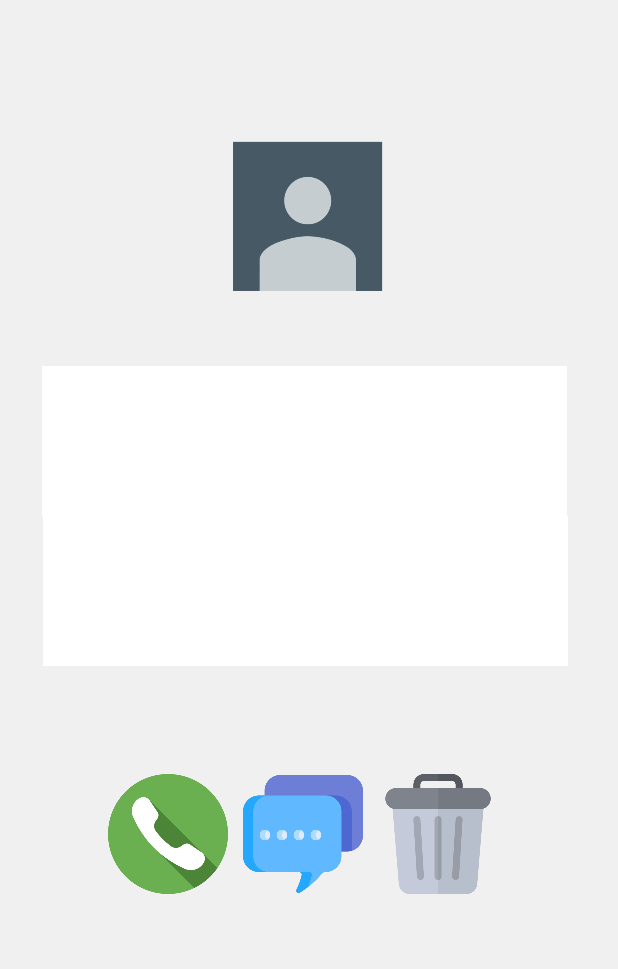
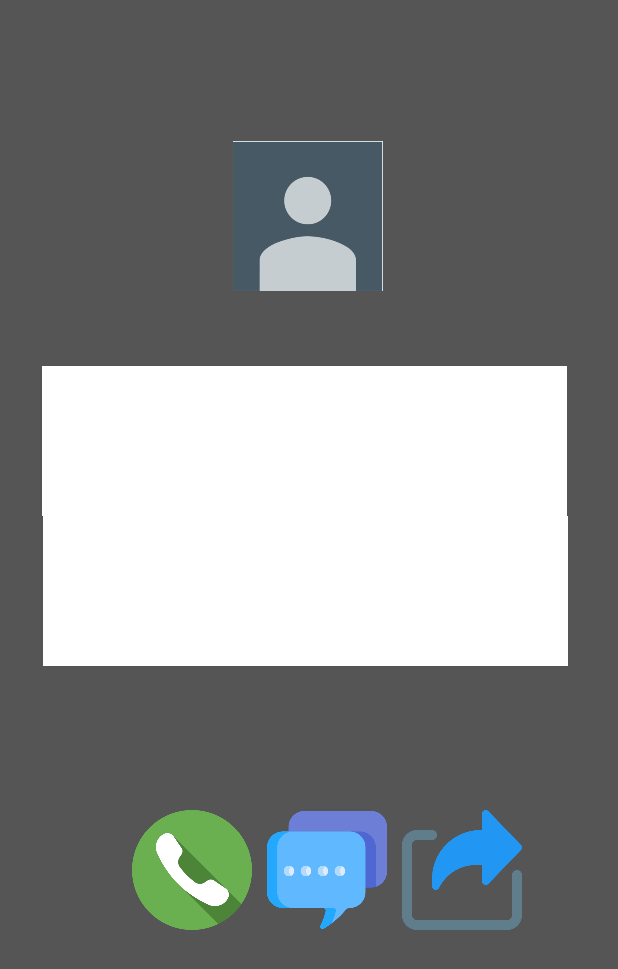
Before and after one commit to wkcho99/molip1, an Android app: the ContactActivity screen opened directly, with no data from a screen before it, on a phone screen of 412 x 824 dp. Shown: the top 969 px of the screen. Run offline under Robolectric (Android 15) with nearby library versions, the light colour scheme and no system bars; 1 statement that could not run was skipped.

Commit message:
all functions done

```diff
--- a/app/src/main/java/com/example/week1/ContactActivity.java
+++ b/app/src/main/java/com/example/week1/ContactActivity.java
@@ -14,6 +14,9 @@ import android.widget.ImageView;
 import android.widget.TextView;
 import android.graphics.drawable.Drawable;
 import android.util.Log;
+
+import androidx.recyclerview.widget.RecyclerView;
+
 public class ContactActivity extends Activity {
     TextView name;
     TextView tel;
@@ -40,6 +43,9 @@ public class ContactActivity extends Activity {
         else tel.setText(Phnumber);
         Button b = findViewById(R.id.button2);
         Button b3 = findViewById(R.id.button3);
+        Button b4 = findViewById(R.id.button4);
+//        Button b6 = findViewById(R.id.button6);
+//        Button b7 = findViewById(R.id.button7);
         b.setOnClickListener(new View.OnClickListener() {
             @Override
             public void onClick(View v) {
@@ -62,5 +68,46 @@ public class ContactActivity extends Activity {
 
             }
         });
+        b4.setOnClickListener(new View.OnClickListener() {
+            @Override
+            public void onClick(View view) {
+                Intent Sharing_intent = new Intent(Intent.ACTION_SEND);
+                Sharing_intent.setType("text/plain");
+
+                String Test_Message = "[이름]" + Name + "\n" + "[전화번호]" + Phnumber;
+
+                Sharing_intent.putExtra(Intent.EXTRA_TEXT, Test_Message);
+
+                Intent Sharing = Intent.createChooser(Sharing_intent, "공유하기");
+                startActivity(Sharing);
+            }
+        });
+
+//        b5.setOnClickListener(new View.OnClickListener() {
+//            @Override
+//            public void onClick(View view) {
+//                Intent insert = new Intent(Intent.ACTION_INSERT,Uri.parse("content://contacts/people"));
+//                startActivity(insert);
+//            }
+//        });
+//        b6.setOnClickListener(new View.OnClickListener() {
+//            @Override
+//
+//            public void onClick(View view) {
+//                Intent intentInsertEdit = new Intent(Intent.ACTION_EDIT);
+//                // Sets the MIME type
+//                intentInsertEdit.setType(ContactsContract.Contacts.);
+////                Context c = view.getContext();
+////                Intent edit = new Intent(Intent.ACTION_EDIT,Uri.parse("content://contacts/people/"+ ContactsContract.CommonDataKinds.Phone.CONTACT_ID));
+//                startActivity(intentInsertEdit);
+//            }
+//        });
+//        b7.setOnClickListener(new View.OnClickListener() {
+//            @Override
+//            public void onClick(View view) {
+//                Intent delete = new Intent(Intent.ACTION_DELETE,Uri.parse("content://contacts/people/"+ ContactsContract.CommonDataKinds.Phone.CONTACT_ID));
+//                startActivity(delete);
+//            }
+//        });
     }
     }
--- a/app/src/main/res/layout/contact_popup.xml
+++ b/app/src/main/res/layout/contact_popup.xml
@@ -10,7 +10,7 @@
     <androidx.constraintlayout.widget.ConstraintLayout
         android:layout_width="fill_parent"
         android:layout_height="fill_parent"
-        android:background="#F0F0F0"
+        android:background="#555555"
         android:orientation="vertical">
 
         <LinearLayout
@@ -84,13 +84,12 @@
             app:layout_constraintRight_toRightOf="parent"
             app:layout_constraintTop_toTopOf="parent"
             app:layout_constraintVertical_bias="0.065" />
-
         <LinearLayout
             android:layout_width="wrap_content"
             android:layout_height="198dp"
-            android:layout_marginStart="72dp"
+            android:layout_marginStart="88dp"
 
-            android:layout_marginTop="516dp"
+            android:layout_marginTop="540dp"
             app:layout_constraintStart_toStartOf="parent"
             app:layout_constraintTop_toTopOf="parent">
 
@@ -112,7 +111,7 @@
                 android:id="@+id/button4"
                 android:layout_width="80dp"
                 android:layout_height="80dp"
-                android:background="@drawable/bin" />
+                android:background="@drawable/share" />
 
         </LinearLayout>
 
--- a/app/src/main/res/layout/item_list.xml
+++ b/app/src/main/res/layout/item_list.xml
@@ -41,7 +41,7 @@
         android:layout_height="40dp"
         android:layout_gravity="center"
         android:layout_marginEnd="4dp"
-        android:background="@drawable/share"
+        android:background="@drawable/call"
         app:layout_constraintEnd_toEndOf="parent"
         tools:layout_editor_absoluteY="5dp" />
 
```
Also changed, not shown: app/src/main/java/com/example/week1/ui/main/CustomAdapter.java (+7 -9 lines), app/src/main/res/drawable/add.png (added), app/src/main/res/drawable/edit.png (added).
